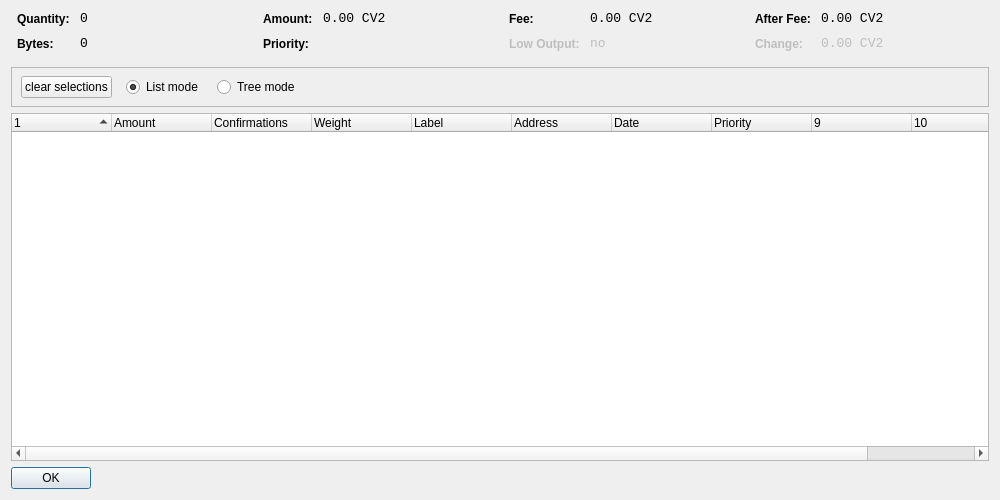
Fly-coin/Fly-coin, file src/qt/forms/coincontroldialog.ui: the form before one commit.
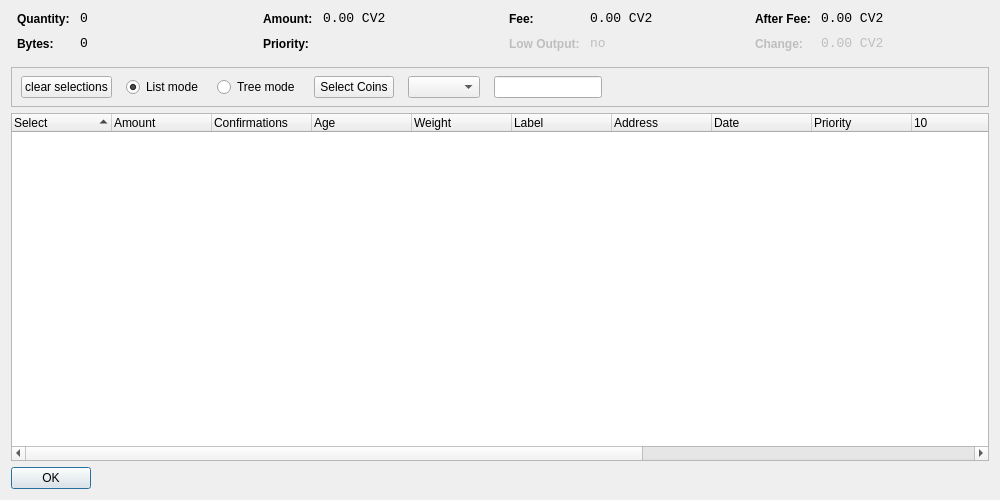
The form after the commit. Custom widgets are drawn as their Qt base class.

What changed in the file:
```diff
--- a/src/qt/forms/coincontroldialog.ui
+++ b/src/qt/forms/coincontroldialog.ui
@@ -379,7 +379,7 @@
         <height>41</height>
        </rect>
       </property>
-      <layout class="QHBoxLayout" name="horizontalLayoutPanel" stretch="0,0,0,0,0">
+      <layout class="QHBoxLayout" name="horizontalLayoutPanel" stretch="0,0,0,0,0,0,0">
        <property name="spacing">
         <number>14</number>
        </property>
@@ -425,6 +425,35 @@
          </property>
         </widget>
        </item>
+       <item>
+        <widget class="QPushButton" name="pushButtonCustomCC">
+         <property name="text">
+          <string>Select Coins</string>
+         </property>
+        </widget>
+       </item>
+       <item>
+        <widget class="QComboBox" name="QComboBoxFilterCoins"/>
+       </item>
+       <item>
+        <widget class="QLineEdit" name="lineEditCustomCC">
+         <property name="enabled">
+          <bool>true</bool>
+         </property>
+         <property name="sizePolicy">
+          <sizepolicy hsizetype="Fixed" vsizetype="Fixed">
+           <horstretch>0</horstretch>
+           <verstretch>0</verstretch>
+          </sizepolicy>
+         </property>
+         <property name="baseSize">
+          <size>
+           <width>50</width>
+           <height>0</height>
+          </size>
+         </property>
+        </widget>
+       </item>
        <item>
         <spacer name="horizontalSpacer">
          <property name="orientation">
@@ -451,7 +480,7 @@
       <bool>false</bool>
      </property>
      <property name="columnCount">
-      <number>11</number>
+      <number>15</number>
      </property>
      <attribute name="headerShowSortIndicator" stdset="0">
       <bool>true</bool>
@@ -461,7 +490,7 @@
      </attribute>
      <column>
       <property name="text">
-       <string/>
+       <string>Select</string> /** checkbox **/
       </property>
      </column>
      <column>
@@ -481,31 +510,38 @@
 
      <column>
       <property name="text">
-       <string>Weight</string>
+       <string>Age</string>  /** age **/
       </property>
      </column>
-     <column>
+	 
+	 <column>
       <property name="text">
-       <string>Label</string>
+       <string>Weight</string>  /** weight **/
       </property>
      </column>
      <column>
       <property name="text">
-       <string>Address</string>
+       <string>Label</string> /** label **/
       </property>
      </column>
-	 
      <column>
       <property name="text">
-       <string>Date</string>
+       <string>Address</string> /** address **/
       </property>
+     </column> 
+     <column>
+      <property name="text">
+       <string>Date</string> /** date **/
+      </property>
      </column>
-	 
-     
-	 
      <column>
       <property name="text">
-       <string>Priority</string>
+       <string>Priority</string> /** priority **/
+      </property>
+     </column>
+	 <column>
+      <property name="text"> /** age int 64 invisible **/
+       <string/>
       </property>
      </column>
      <column>
```
Left out of the diff: 4 changed lines with no effect on the pictures.
